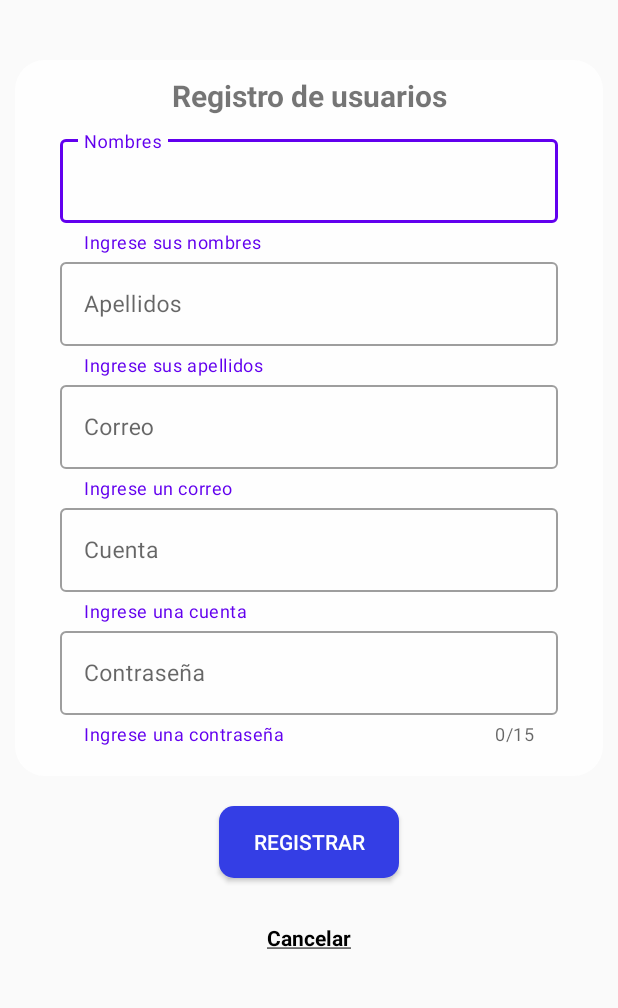
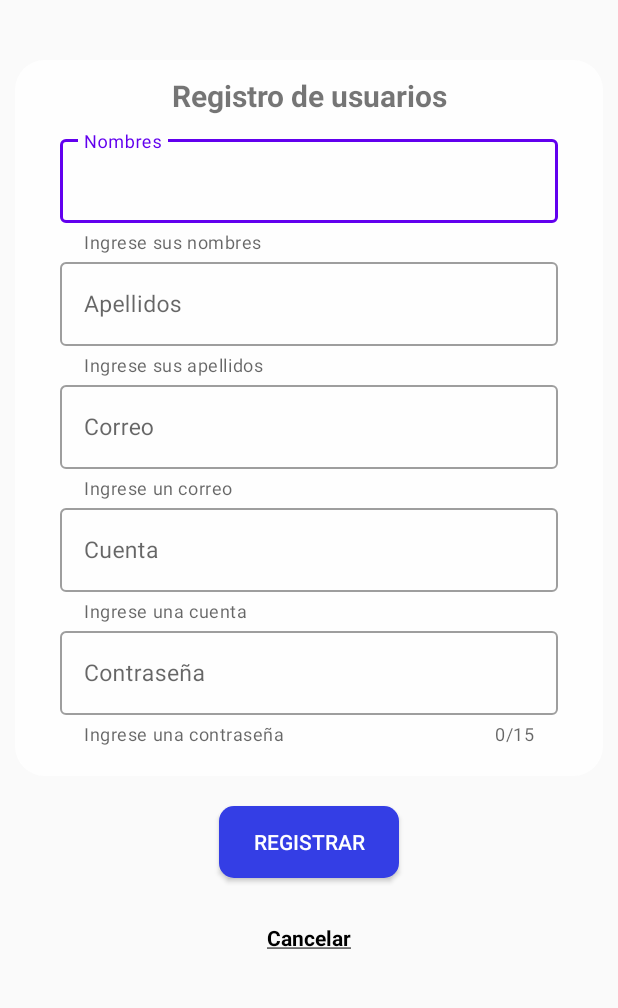
Before and after one commit to DanDelac/Proyecto, an Android app: the Register screen opened directly, with no data from a screen before it, on a phone screen of 412 x 824 dp, the part 165-1173 px from its top. Run offline under Robolectric (Android 15) with nearby library versions, the phone set to English and light mode, and no system bars.

Commit message:
Interfaces v2.0

```diff
--- a/app/src/main/java/com/example/proyecto/ui/Register/Register.java
+++ b/app/src/main/java/com/example/proyecto/ui/Register/Register.java
@@ -30,7 +30,7 @@ public class Register extends AppCompatActivity {
         edtContra = findViewById(R.id.edtRePassword);
 
         txtCancelar = findViewById(R.id.txtReCancelar);
-
+        btnRegistrar = findViewById(R.id.btnReRegistrar);
 
         btnRegistrar.setOnClickListener(new View.OnClickListener() {
             @Override
--- a/app/src/main/res/layout/activity_login.xml
+++ b/app/src/main/res/layout/activity_login.xml
@@ -49,8 +49,7 @@
                 style="@style/Widget.MaterialComponents.TextInputLayout.OutlinedBox"
                 android:layout_width="match_parent"
                 android:layout_height="wrap_content"
-                app:helperText="@string/logUser"
-                app:helperTextTextColor="@color/purple_500">
+                app:helperText="@string/logUser">
                 <android.support.design.widget.TextInputEditText
                     android:id="@+id/edtlogUsuario"
                     android:layout_width="match_parent"
@@ -64,7 +63,6 @@
                 android:layout_width="match_parent"
                 android:layout_height="wrap_content"
                 app:helperText="@string/logPass"
-                app:helperTextTextColor="@color/purple_500"
                 app:counterMaxLength="15"
                 app:counterEnabled="true">
                 <android.support.design.widget.TextInputEditText
--- a/app/src/main/res/layout/activity_register.xml
+++ b/app/src/main/res/layout/activity_register.xml
@@ -59,8 +59,7 @@
                 style="@style/Widget.MaterialComponents.TextInputLayout.OutlinedBox"
                 android:layout_width="match_parent"
                 android:layout_height="wrap_content"
-                app:helperText="@string/RGtxtNames"
-                app:helperTextTextColor="@color/purple_500">
+                app:helperText="@string/RGtxtNames">
 
                 <android.support.design.widget.TextInputEditText
                     android:id="@+id/edtReNames"
@@ -75,8 +74,7 @@
                 style="@style/Widget.MaterialComponents.TextInputLayout.OutlinedBox"
                 android:layout_width="match_parent"
                 android:layout_height="wrap_content"
-                app:helperText="@string/RGtxtLastName"
-                app:helperTextTextColor="@color/purple_500">
+                app:helperText="@string/RGtxtLastName">
 
                 <android.support.design.widget.TextInputEditText
                     android:id="@+id/edtReLastName"
@@ -92,8 +90,7 @@
                 style="@style/Widget.MaterialComponents.TextInputLayout.OutlinedBox"
                 android:layout_width="match_parent"
                 android:layout_height="wrap_content"
-                app:helperText="@string/RGtxtEmail"
-                app:helperTextTextColor="@color/purple_500">
+                app:helperText="@string/RGtxtEmail">
 
                 <android.support.design.widget.TextInputEditText
                     android:id="@+id/edtReEmail"
@@ -109,8 +106,7 @@
                 style="@style/Widget.MaterialComponents.TextInputLayout.OutlinedBox"
                 android:layout_width="match_parent"
                 android:layout_height="wrap_content"
-                app:helperText="@string/RGtxtAccount"
-                app:helperTextTextColor="@color/purple_500">
+                app:helperText="@string/RGtxtAccount">
 
                 <android.support.design.widget.TextInputEditText
                     android:id="@+id/edtReAccount"
@@ -128,8 +124,7 @@
                 android:layout_height="wrap_content"
                 app:counterEnabled="true"
                 app:counterMaxLength="15"
-                app:helperText="@string/RGtxtPassword"
-                app:helperTextTextColor="@color/purple_500">
+                app:helperText="@string/RGtxtPassword">
 
                 <android.support.design.widget.TextInputEditText
                     android:id="@+id/edtRePassword"
```
